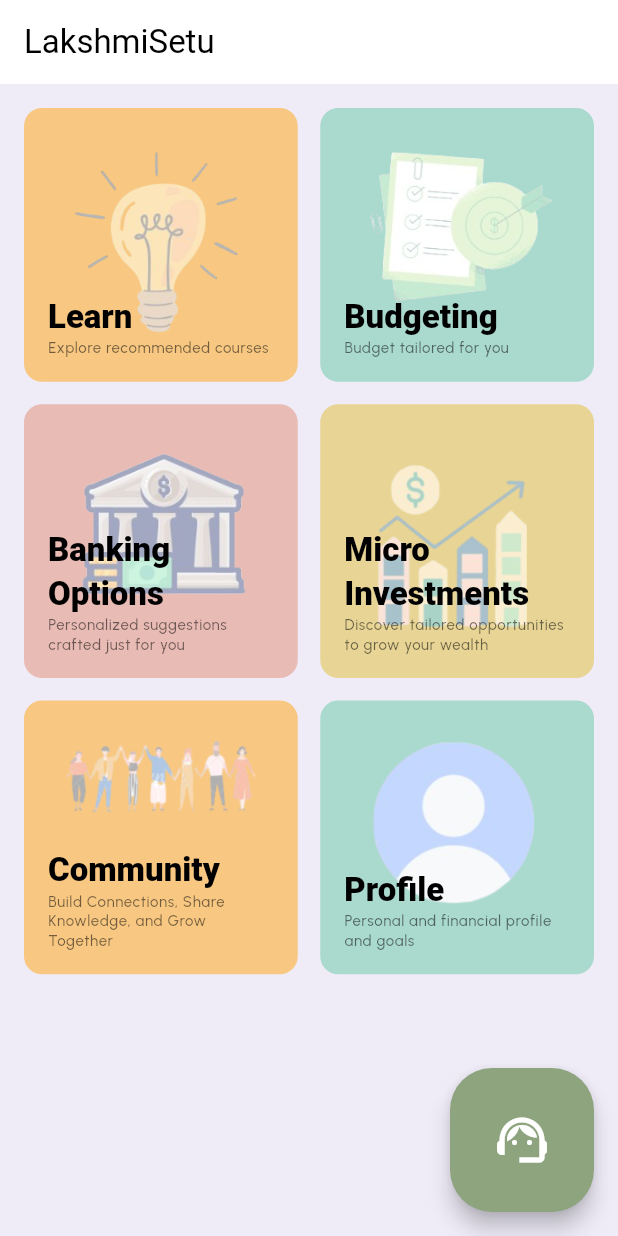
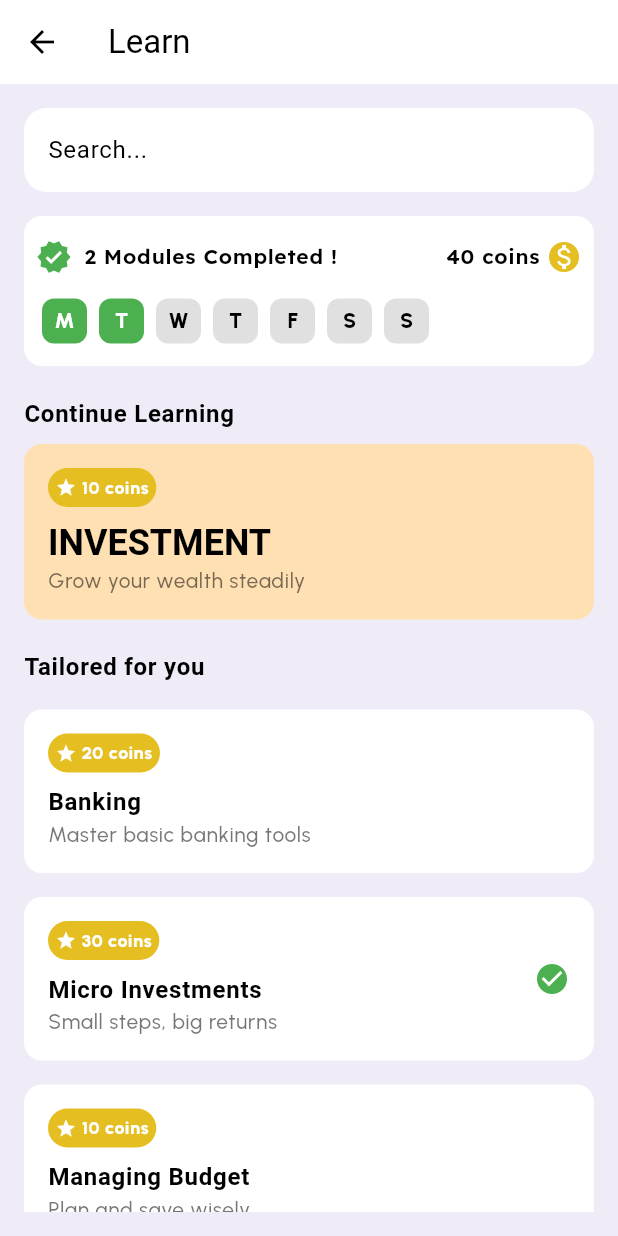
Before and after one commit to anshd258/LakshmiSetu, a Flutter app: the HomePage screen opened by its route, after a tap on "Learn", on a phone screen of 412 x 824 dp. Run offline on Flutter 3.47's test engine with Material 3 defaults, Android fonts, the phone set to English and light mode, and no system bars; our stand-ins replace bloc, equatable, firebase_auth, firebase_core, firebase_crashlytics, fl_chart and 9 more; missing offline and left inert: groq, talker_bloc_logger; accounts and stored records are empty; generated files the repository leaves out were written again; statements that could not run were skipped.

Commit message:
Learning screens completed

```diff
--- a/lib/app_entrypoint.dart
+++ b/lib/app_entrypoint.dart
@@ -4,6 +4,7 @@ import 'package:flutter_screenutil/flutter_screenutil.dart';
 import 'package:lakshmi_setu/app_routes.dart';
 import 'package:lakshmi_setu/core/bloc/auth/cubit.dart';
 import 'package:lakshmi_setu/core/bloc/bank-comparison/cubit.dart';
+import 'package:lakshmi_setu/core/bloc/learning_content/cubit.dart';
 import 'package:lakshmi_setu/core/bloc/micro-investments.dart/cubit.dart';
 import 'package:lakshmi_setu/core/theme/apptheme.dart';
 import 'package:lakshmi_setu/data/apis/auth_repository.dart';
@@ -22,6 +23,9 @@ class AppEntrypoint extends StatelessWidget {
         Provider<GroqApiService>(create: (_) => GroqApiService()),
         BlocProvider<AuthCubit>(
           create: (context) => AuthCubit(AuthRepository()),
+        ),
+        BlocProvider<LearningContentCubit>(
+          create: (context) => LearningContentCubit(GroqApiService()),
         ),
         BlocProvider<MicroInvestmentsCubit>(
           create: (context) => MicroInvestmentsCubit(GroqApiService()),
--- /dev/null
+++ b/lib/core/bloc/learning_content/states.dart
@@ -0,0 +1,23 @@
+class LearningContentState {
+  final bool isLoading;
+  final String error;
+  final String content;
+
+  LearningContentState({
+    this.isLoading = false,
+    this.error = '',
+    this.content = '',
+  });
+
+  LearningContentState copyWith({
+    bool? isLoading,
+    String? error,
+    String? content,
+  }) {
+    return LearningContentState(
+      isLoading: isLoading ?? this.isLoading,
+      error: error ?? this.error,
+      content: content ?? this.content,
+    );
+  }
+}
--- a/lib/core/routes/home_routes.dart
+++ b/lib/core/routes/home_routes.dart
@@ -1,4 +1,6 @@
 import 'package:go_router/go_router.dart';
+import 'package:lakshmi_setu/presentation/screens/learn/content_page.dart';
+import 'package:lakshmi_setu/presentation/screens/learn/page.dart';
 import 'package:lakshmi_setu/presentation/screens/banking/page.dart';
 import 'package:lakshmi_setu/presentation/screens/budgeting/page_budgeting.dart';
 import 'package:lakshmi_setu/presentation/screens/budgeting/page_expenses.dart';
@@ -8,7 +10,21 @@ import 'package:lakshmi_setu/presentation/screens/micro_investments/page.dart';
 import 'package:lakshmi_setu/presentation/screens/micro_investments/page_calculator.dart';
 
 List<GoRoute> homeRoutes = [
-  GoRoute(path: HomePage.route, builder: (context, state) => HomePage()),
+  GoRoute(
+    path: HomePage.route,
+    builder: (context, state) => HomePage(),
+  ),
+  GoRoute(
+    path: LearnScreen.route,
+    builder: (context, state) => LearnScreen(),
+  ),
+  GoRoute(
+    path: LearningContentScreen.route,
+    builder: (context, state) {
+      final topic = state.uri.queryParameters['topic'];
+      return LearningContentScreen(topic: topic);
+    },
+  ),
   GoRoute(
     path: ProfileScreen.route,
     builder: (context, state) => ProfileScreen(),
--- a/lib/core/theme/color_theme.dart
+++ b/lib/core/theme/color_theme.dart
@@ -11,7 +11,7 @@ class ColorTheme {
     error: const Color(0xFFF44336),
     onError: Colors.white,
     brightness: Brightness.light,
-    tertiary: const Color(0xFFAAD9CD),
+    tertiary: const Color(0xFFE5BE21),
     onTertiary: Colors.black,
   );
 
--- /dev/null
+++ b/lib/presentation/screens/learn/page.dart
@@ -0,0 +1,272 @@
+import 'package:flutter/material.dart';
+import 'package:go_router/go_router.dart';
+import 'package:lakshmi_setu/core/theme/theme_extensions.dart';
+
+class LearnScreen extends StatefulWidget {
+  static const route = '/LearnScreen';
+  static const routeName = 'learnScreen';
+  const LearnScreen({super.key});
+
+  @override
+  State<LearnScreen> createState() => _LearnScreenState();
+}
+
+class _LearnScreenState extends State<LearnScreen> {
+  final TextEditingController _cont = TextEditingController();
+  @override
+  Widget build(BuildContext context) {
+    return Scaffold(
+      appBar: AppBar(
+        title: Text('Learn'),
+      ),
+      body: Padding(
+        padding: const EdgeInsets.all(16.0),
+        child: Column(
+          crossAxisAlignment: CrossAxisAlignment.start,
+          children: [
+            TextField(
+              controller: _cont,
+              decoration: InputDecoration(
+                hintText: "Search...",
+                border: OutlineInputBorder(
+                  borderSide: BorderSide.none,
+                  borderRadius: BorderRadius.circular(15),
+                ),
+                filled: true,
+                fillColor: Colors.white,
+              ),
+            ),
+            SizedBox(height: 16),
+            Container(
+              width: double.infinity,
+              padding: EdgeInsets.symmetric(horizontal: 8, vertical: 15),
+              decoration: BoxDecoration(
+                color: Colors.white,
+                borderRadius: BorderRadius.circular(12),
+              ),
+              child: Column(
+                children: [
+                  Row(
+                    mainAxisAlignment: MainAxisAlignment.spaceBetween,
+                    children: [
+                      Row(
+                        children: [
+                          Icon(Icons.verified, color: Colors.green),
+                          SizedBox(width: 8),
+                          Text(
+                            '2 Modules Completed !',
+                            style: context.textTheme.labelSmall!.copyWith(
+                              color: Colors.black,
+                              fontSize: 14,
+                            ),
+                          ),
+                        ],
+                      ),
+                      Row(
+                        children: [
+                          Text(
+                            '40 coins',
+                            style: context.textTheme.labelSmall!.copyWith(
+                              color: Colors.black,
+                              fontSize: 14,
+                            ),
+                          ),
+                          SizedBox(width: 4),
+                          Icon(
+                            Icons.monetization_on,
+                            color: context.colorScheme.tertiary,
+                          ),
+                        ],
+                      ),
+                    ],
+                  ),
+                  SizedBox(height: 16),
+                  Row(
+                    children: List.generate(
+                      7,
+                      (index) => Container(
+                        margin: EdgeInsets.symmetric(horizontal: 4),
+                        height: 30,
+                        width: 30,
+                        decoration: BoxDecoration(
+                          color: index < 2 ? Colors.green : Colors.grey[300],
+                          borderRadius: BorderRadius.circular(8),
+                        ),
+                        child: Center(
+                          child: Text(
+                            ['M', 'T', 'W', 'T', 'F', 'S', 'S'][index],
+                            style: context.textTheme.bodySmall!.copyWith(
+                              color: index < 2 ? Colors.white : Colors.black,
+                              fontWeight: FontWeight.w800,
+                            ),
+                          ),
+                        ),
+                      ),
+                    ),
+                  ),
+                ],
+              ),
+            ),
+            SizedBox(height: 20),
+            Text(
+              'Continue Learning',
+              style: context.textTheme.bodyLarge!
+                  .copyWith(fontWeight: FontWeight.w600),
+            ),
+            SizedBox(height: 8),
+            GestureDetector(
+              onTap: () {},
+              child: Container(
+                width: double.infinity,
+                padding: EdgeInsets.all(16),
+                decoration: BoxDecoration(
+                  color: Colors.orange[100],
+                  borderRadius: BorderRadius.circular(12),
+                ),
+                child: Column(
+                  crossAxisAlignment: CrossAxisAlignment.start,
+                  children: [
+                    CoinChip(
+                      coin: 10,
+                    ),
+                    SizedBox(height: 8),
+                    Text(
+                      'INVESTMENT',
+                      style: context.textTheme.headlineSmall!.copyWith(
+                        fontWeight: FontWeight.w600,
+                      ),
+                    ),
+                    Text(
+                      'Grow your wealth steadily',
+                      style: context.textTheme.bodySmall,
+                    ),
+                  ],
+                ),
+              ),
+            ),
+            SizedBox(height: 20),
+            Text(
+              'Tailored for you',
+              style: context.textTheme.bodyLarge!
+                  .copyWith(fontWeight: FontWeight.w600),
+            ),
+            SizedBox(height: 8),
+            Expanded(
+              child: ListView(
+                children: [
+                  CourseTile(
+                    title: 'Banking',
+                    subtitle: 'Master basic banking tools',
+                    coins: 20,
+                  ),
+                  CourseTile(
+                    title: 'Micro Investments',
+                    subtitle: 'Small steps, big returns',
+                    isSelected: true,
+                    coins: 30,
+                  ),
+                  CourseTile(
+                    title: 'Managing Budget',
+                    subtitle: 'Plan and save wisely',
+                    coins: 10,
+                  ),
+                ],
+              ),
+            ),
+          ],
+        ),
+      ),
+    );
+  }
+}
+
+class CoinChip extends StatelessWidget {
+  final int coin;
+  const CoinChip({
+    required this.coin,
+    super.key,
+  });
+
+  @override
+  Widget build(BuildContext context) {
+    return Container(
+      padding: EdgeInsets.all(5),
+      decoration: BoxDecoration(
+        color: context.colorScheme.tertiary,
+        borderRadius: BorderRadius.circular(16),
+      ),
+      child: Row(
+        mainAxisSize: MainAxisSize.min,
+        children: [
+          Icon(
+            Icons.star,
+            size: 14,
+            color: Colors.white,
+          ),
+          Text(
+            ' $coin coins',
+            style: context.textTheme.bodySmall!.copyWith(
+              color: Colors.white,
+              fontSize: 12,
+              fontWeight: FontWeight.w800,
+            ),
+          ),
+        ],
+      ),
+    );
+  }
+}
+
+class CourseTile extends StatelessWidget {
+  final String title;
+  final String subtitle;
+  final int coins;
+  final bool isSelected;
+
+  const CourseTile({
+    super.key,
+    required this.title,
+    required this.subtitle,
+    required this.coins,
+    this.isSelected = false,
+  });
+
+  @override
+  Widget build(BuildContext context) {
+    return GestureDetector(
+      onTap: () {
+        context.push('/learningContentScreen?topic=$title');
+      },
+      child: Container(
+        margin: EdgeInsets.symmetric(vertical: 8),
+        padding: EdgeInsets.all(16),
+        decoration: BoxDecoration(
+          color: Colors.white,
+          borderRadius: BorderRadius.circular(12),
+        ),
+        child: Row(
+          mainAxisAlignment: MainAxisAlignment.spaceBetween,
+          children: [
+            Column(
+              crossAxisAlignment: CrossAxisAlignment.start,
+              children: [
+                CoinChip(coin: coins),
+                SizedBox(height: 8),
+                Text(
+                  title,
+                  style: context.textTheme.bodyLarge!
+                      .copyWith(fontWeight: FontWeight.w600),
+                ),
+                Text(
+                  subtitle,
+                  style: context.textTheme.bodySmall,
+                ),
+              ],
+            ),
+            if (isSelected) Icon(Icons.check_circle, color: Colors.green),
+          ],
+        ),
+      ),
+    );
+  }
+}
--- a/pubspec.yaml
+++ b/pubspec.yaml
@@ -65,6 +65,7 @@ dependencies:
   json_serializable: ^6.9.0
   provider: ^6.1.2
   fl_chart: ^0.70.0
+  http: ^1.2.2
 
 dev_dependencies:
   flutter_test:
```
Also changed, not shown: lib/core/bloc/learning_content/cubit.dart (added, +26 -0 lines), lib/data/apis/groq_service.dart (+13 -3 lines), lib/presentation/screens/home/page.dart (+13 -2 lines), lib/presentation/screens/home/widgets/chatbot_dialog.dart (added, +129 -0 lines), lib/presentation/screens/learn/content_page.dart (added, +93 -0 lines), pubspec.lock.
